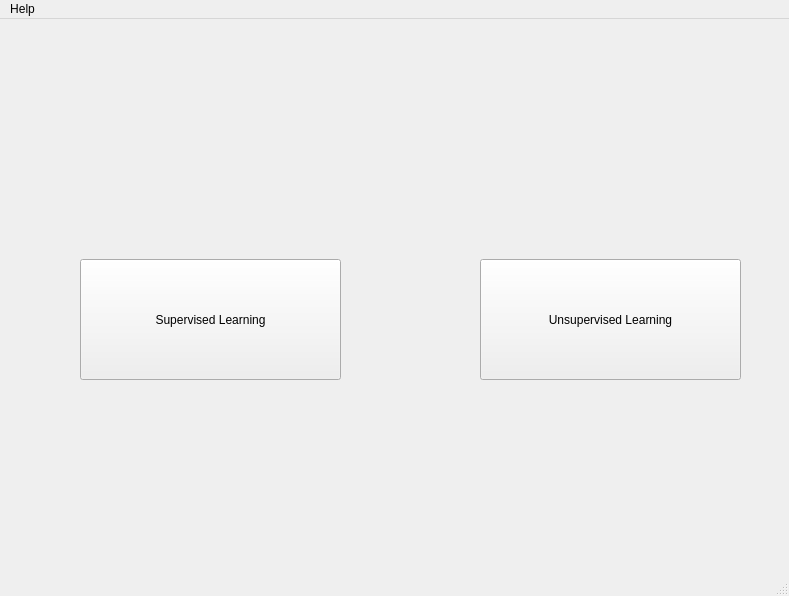
This is ui/first_page.ui in arjun-pp/ML-Demo as Qt 5 draws it before an edit. The edited form follows.
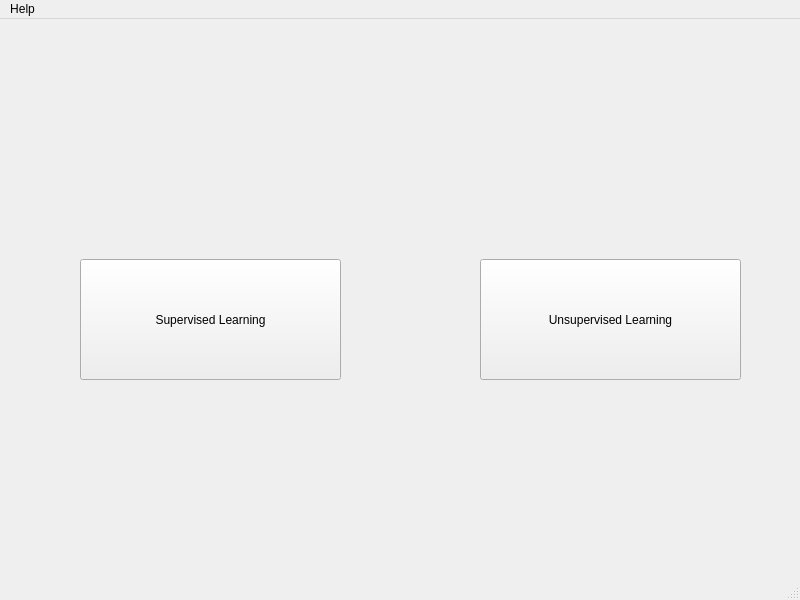
This is the edited form.

Commit message: Fixed window size

What changed in the file:
```diff
--- a/ui/first_page.ui
+++ b/ui/first_page.ui
@@ -6,10 +6,22 @@
    <rect>
     <x>0</x>
     <y>0</y>
-    <width>789</width>
-    <height>596</height>
+    <width>800</width>
+    <height>600</height>
    </rect>
   </property>
+  <property name="minimumSize">
+   <size>
+    <width>800</width>
+    <height>600</height>
+   </size>
+  </property>
+  <property name="maximumSize">
+   <size>
+    <width>800</width>
+    <height>600</height>
+   </size>
+  </property>
   <property name="windowTitle">
    <string>Minor Project</string>
   </property>
@@ -49,7 +61,7 @@
     <rect>
      <x>0</x>
      <y>0</y>
-     <width>789</width>
+     <width>800</width>
      <height>25</height>
     </rect>
    </property>
```
